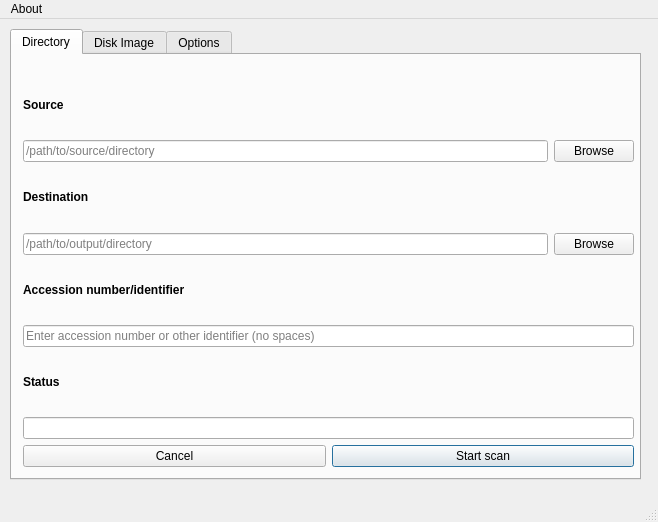
The window that design.ui (tw4l/brunnhilde-gui) describes before a commit, drawn with Qt 5.
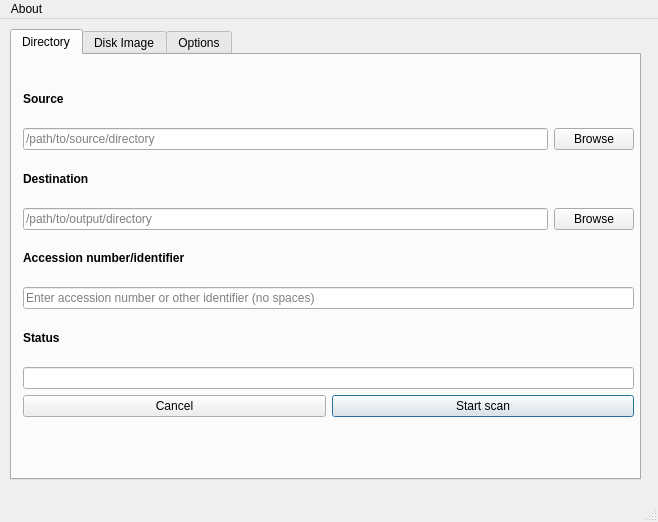
The same window after the commit.

Patch:
```diff
--- a/design.ui
+++ b/design.ui
@@ -36,7 +36,7 @@
         <x>11</x>
         <y>21</y>
         <width>611</width>
-        <height>391</height>
+        <height>341</height>
        </rect>
       </property>
       <layout class="QVBoxLayout" name="verticalLayout_9">
```
Left out of the diff: 2 changed lines with no effect on the pictures.
